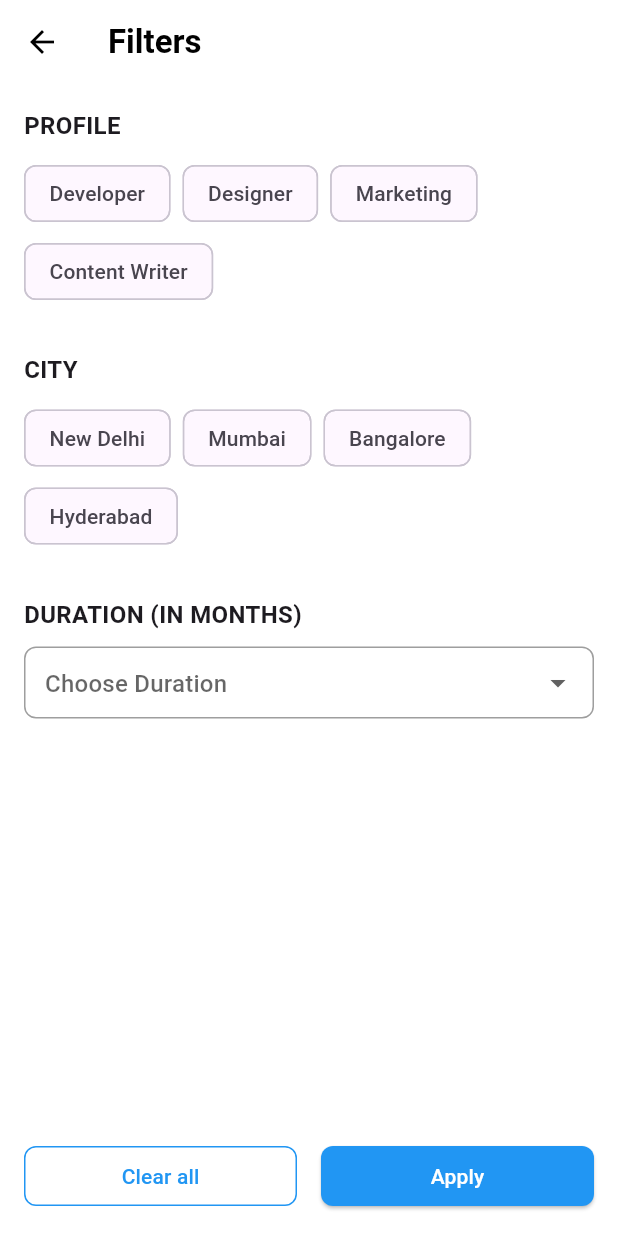
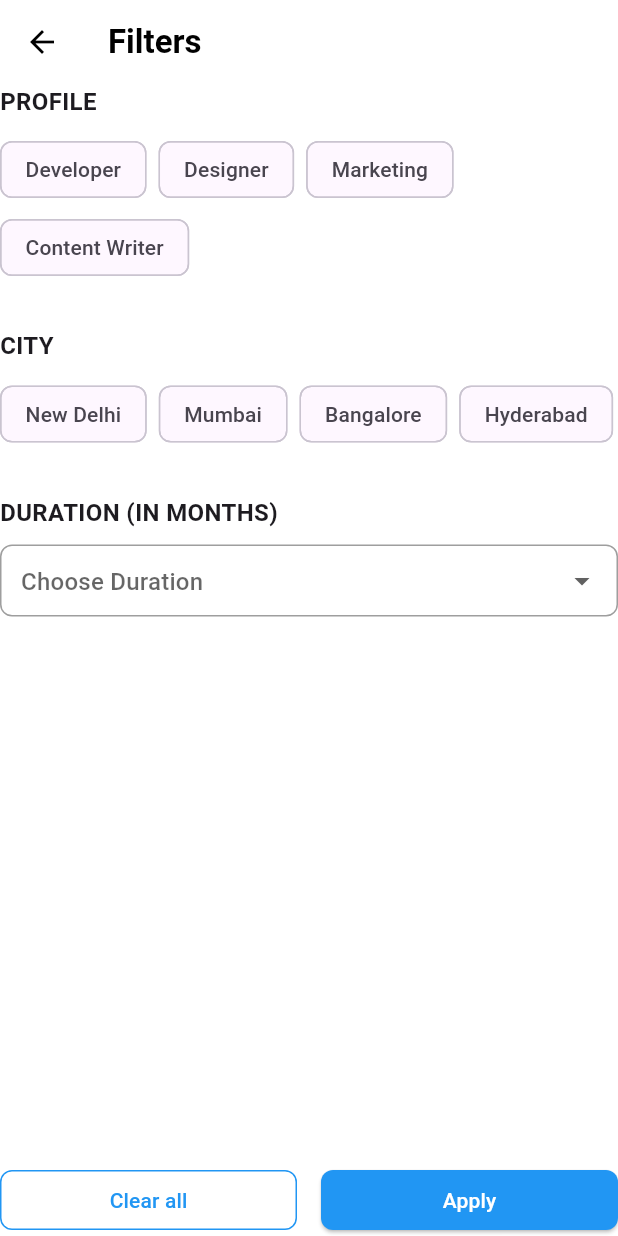
Before and after one commit to atulsingh14/internshala_assignment, a Flutter app: the FiltersScreen screen opened directly, on a phone screen of 412 x 824 dp. Run offline on Flutter 3.47's test engine with Material 3 defaults, Android fonts, the phone set to English and light mode, and no system bars; our stand-ins replace flutter_svg, get; network calls fail.

Commit message:
Added screenshots

```diff
--- a/lib/widgets/filter_screen.dart
+++ b/lib/widgets/filter_screen.dart
@@ -48,7 +48,7 @@ class FiltersScreen extends StatelessWidget {
         ),
       ),
       body: Padding(
-        padding: const EdgeInsets.all(16.0),
+        padding: const EdgeInsets.all(0.0),
         child: Container(
           color: Colors.white,
           child: Column(
```
Also changed, not shown: assets/Screenshot_1721240417.png (added), assets/Screenshot_1721240423.png (added), 1 other file.
